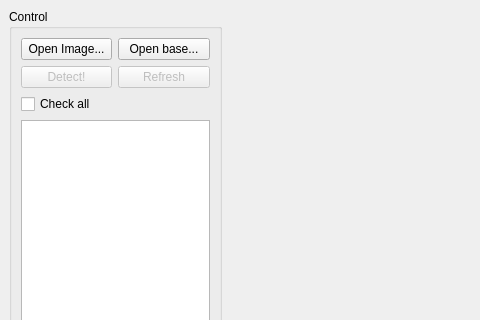
The window that gui_eod.ui (Extended-Object-Detection-ROS/qt_gui_eod) describes before a commit, drawn with Qt 5; both pictures show x 0 to 480 and y 0 to 320 of the 876 by 628 pixel window.
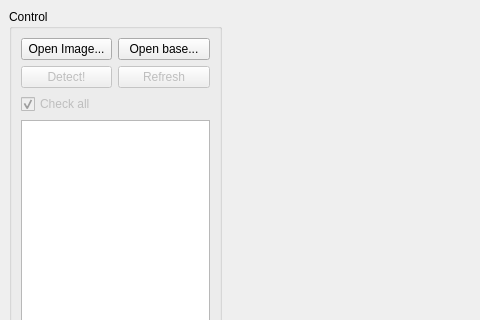
The same window after the commit.

Commit message: disabled checker on start

What changed in the file:
```diff
--- a/gui_eod.ui
+++ b/gui_eod.ui
@@ -57,9 +57,15 @@
        </item>
        <item row="2" column="0">
         <widget class="QCheckBox" name="cb_check_all">
+         <property name="enabled">
+          <bool>false</bool>
+         </property>
          <property name="text">
           <string>Check all</string>
          </property>
+         <property name="checked">
+          <bool>true</bool>
+         </property>
         </widget>
        </item>
        <item row="3" column="0" colspan="2">
```
The commit also changes 1 other file.
